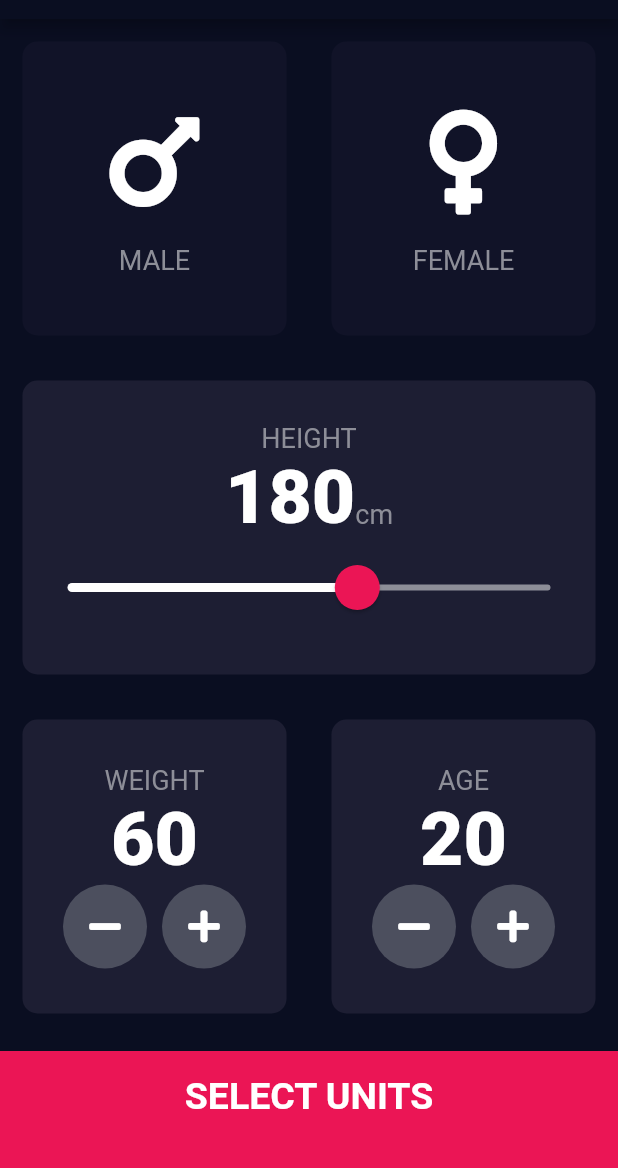
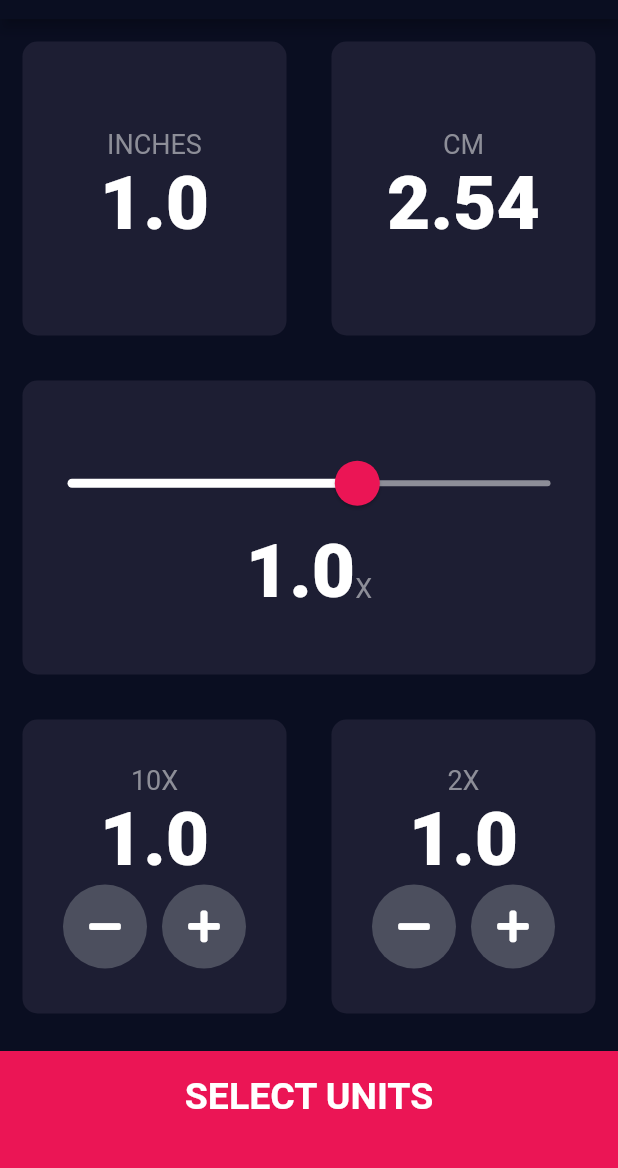
Before and after one commit to alpiepho/unit_calculator, a Flutter app: the screen it shows after launch, on a phone screen of 412 x 824 dp, the part 65-1233 px from its top. Run offline on Flutter 3.47's test engine with Material 2 defaults, Android fonts, the phone set to English and light mode, and no system bars; our stand-ins replace font_awesome_flutter.

Commit message:
more refactor of input page

```diff
--- a/lib/calculator_brain.dart
+++ b/lib/calculator_brain.dart
@@ -1,17 +1,43 @@
 import 'dart:math';
 
 class CalculatorBrain {
-  CalculatorBrain({this.height, this.weight});
+  CalculatorBrain();
 
-  final int? height;
-  final int? weight;
+  int height = 0;
+  int weight = 0;
 
   late double _bmi;
 
+  String getLeftLabel(int unitType) {
+    return 'INCHES';
+  }
+
+  String getRightLabel(int unitType) {
+    return 'CM';
+  }
+
+  double rangeMin(int unitType, double tenX, double twoX) {
+    return 120.0;
+  }
+
+  double rangeMax(int unitType, double tenX, double twoX) {
+    return 220.0;
+  }
+
+
+  void setHeight(int height) {
+    this.height = height;
+  }
+
+  void setWeight(int weight) {
+    this.weight = weight;
+  }
+
   String calculateBMI() {
-    _bmi = weight! / pow(height! / 100, 2);
+    _bmi = weight / pow(height / 100, 2);
     return _bmi.toStringAsFixed(1);
   }
+
 
   String getResult() {
     if (_bmi >= 25) {
--- a/lib/screens/input_page.dart
+++ b/lib/screens/input_page.dart
@@ -1,6 +1,6 @@
 import 'package:flutter/material.dart';
 import 'package:font_awesome_flutter/font_awesome_flutter.dart';
-import 'package:unit_calculator/components/icon_content.dart';
+//import 'package:unit_calculator/components/icon_content.dart';
 import 'package:unit_calculator/components/reusable_card.dart';
 import 'package:unit_calculator/constants.dart';
 import 'package:unit_calculator/screens/results_page.dart';
@@ -24,6 +24,14 @@ class _InputPageState extends State<InputPage> {
   int weight = 60;
   int age = 20;
 
+  int unitType = 1;
+  double valueLeft = 1.0;
+  double valueRight = 2.54;
+  double tenX = 1.0;
+  double twoX = 1.0;
+  CalculatorBrain calc = CalculatorBrain();
+
+
   @override
   Widget build(BuildContext context) {
     return Scaffold(
@@ -41,38 +49,22 @@ class _InputPageState extends State<InputPage> {
                   children: <Widget>[
                     Expanded(
                       child: ReusableCard(
-                      onPress: () {
-                        setState(() {
-                          selectedGender = Gender.male;
-                        });
-                      },
-                      colour: selectedGender == Gender.male
-                          ? kActiveCardColour
-                          : kInactiveCardColour,
-                      cardChild: IconContent(
-                        icon: FontAwesomeIcons.mars,
-                        label: 'MALE',
+                        colour: kActiveCardColour,
+                        cardChild: Column(
+                          mainAxisAlignment: MainAxisAlignment.center,
+                          children: <Widget>[
+                            Text(
+                              calc.getLeftLabel(unitType),
+                              style: kLabelTextStyle,
+                            ),
+                            Text(
+                              valueLeft.toString(),
+                              style: kNumberTextStyle,
+                            ),
+                          ],
                         ),
                       ),
                     ),
-                  Expanded(
-                    child: ReusableCard(
-                      onPress: () {
-                        setState(() {
-                          selectedGender = Gender.female;
-                        });
-                      },
-                      colour: selectedGender == Gender.female
-                          ? kActiveCardColour
-                          : kInactiveCardColour,
-                      cardChild: IconContent(
-                        icon: FontAwesomeIcons.venus,
-                        label: 'FEMALE',
-                      ),
-                    ),
-                  ),
-                ],
-              )),
                     Expanded(
                       child: ReusableCard(
                         colour: kActiveCardColour,
@@ -80,24 +72,26 @@ class _InputPageState extends State<InputPage> {
                           mainAxisAlignment: MainAxisAlignment.center,
                           children: <Widget>[
                             Text(
-                        'HEIGHT',
+                              calc.getRightLabel(unitType),
                               style: kLabelTextStyle,
                             ),
-                      Row(
-                        mainAxisAlignment: MainAxisAlignment.center,
-                        crossAxisAlignment: CrossAxisAlignment.baseline,
-                        textBaseline: TextBaseline.alphabetic,
-                        children: <Widget>[
                             Text(
-                            height.toString(),
+                              valueRight.toString(),
                               style: kNumberTextStyle,
                             ),
-                          Text(
-                            'cm',
-                            style: kLabelTextStyle,
-                          )
                           ],
                         ),
+                      ),
+                    ),
+                  ],
+                ),
+              ),
+              Expanded(
+                child: ReusableCard(
+                  colour: kActiveCardColour,
+                  cardChild: Column(
+                    mainAxisAlignment: MainAxisAlignment.center,
+                    children: <Widget>[
                       SliderTheme(
                         data: SliderTheme.of(context).copyWith(
                           inactiveTrackColor: Color(0xFF8D8E98),
@@ -111,14 +105,29 @@ class _InputPageState extends State<InputPage> {
                         ),
                         child: Slider(
                           value: height.toDouble(),
-                          min: 120.0,
-                          max: 220.0,
+                          min: calc.rangeMin(unitType, tenX, twoX),
+                          max: calc.rangeMax(unitType, tenX, twoX),
                           onChanged: (double newValue) {
                             setState(() {
                               height = newValue.round();
                             });
                           },
                         ),
+                      ),
+                      Row(
+                        mainAxisAlignment: MainAxisAlignment.center,
+                        crossAxisAlignment: CrossAxisAlignment.baseline,
+                        textBaseline: TextBaseline.alphabetic,
+                        children: <Widget>[
+                          Text(
+                            (tenX * twoX).toString(),
+                            style: kNumberTextStyle,
+                          ),
+                          Text(
+                            'X',
+                            style: kLabelTextStyle,
+                          )
+                        ],
                       ),
                      ],
                   ),
@@ -134,11 +143,11 @@ class _InputPageState extends State<InputPage> {
                           mainAxisAlignment: MainAxisAlignment.center,
                           children: <Widget>[
                             Text(
-                              'WEIGHT',
+                              '10X',
                               style: kLabelTextStyle,
                             ),
                             Text(
-                              weight.toString(),
+                              tenX.toString(),
                               style: kNumberTextStyle,
                             ),
                             Row(
@@ -148,7 +157,7 @@ class _InputPageState extends State<InputPage> {
                                     icon: FontAwesomeIcons.minus,
                                     onPressed: () {
                                       setState(() {
-                                        weight--;
+                                        tenX /= 10;
                                       });
                                     }),
                                 SizedBox(
@@ -158,7 +167,7 @@ class _InputPageState extends State<InputPage> {
                                   icon: FontAwesomeIcons.plus,
                                   onPressed: () {
                                     setState(() {
-                                      weight++;
+                                      tenX *= 10;
                                     });
                                   },
                                 ),
@@ -175,11 +184,11 @@ class _InputPageState extends State<InputPage> {
                           mainAxisAlignment: MainAxisAlignment.center,
                           children: <Widget>[
                             Text(
-                              'AGE',
+                              '2X',
                               style: kLabelTextStyle,
                             ),
                             Text(
-                              age.toString(),
+                              twoX.toString(),
                               style: kNumberTextStyle,
                             ),
                             Row(
@@ -190,7 +199,7 @@ class _InputPageState extends State<InputPage> {
                                   onPressed: () {
                                     setState(
                                       () {
-                                        age--;
+                                        twoX /= 2;
                                       },
                                     );
                                   },
@@ -202,7 +211,7 @@ class _InputPageState extends State<InputPage> {
                                     icon: FontAwesomeIcons.plus,
                                     onPressed: () {
                                       setState(() {
-                                        age++;
+                                        twoX *=2;
                                       });
                                     })
                               ],
@@ -217,8 +226,8 @@ class _InputPageState extends State<InputPage> {
               BottomButton(
                 buttonTitle: 'SELECT UNITS',
                 onTap: () {
-                  CalculatorBrain calc =
-                      CalculatorBrain(height: height, weight: weight);
+                  calc.setHeight(height);
+                  calc.setWeight(weight);
 
                   Navigator.push(
                     context,
```
Also changed, not shown: 1 other file. Lines whose indentation alone changed are shown as unchanged.
